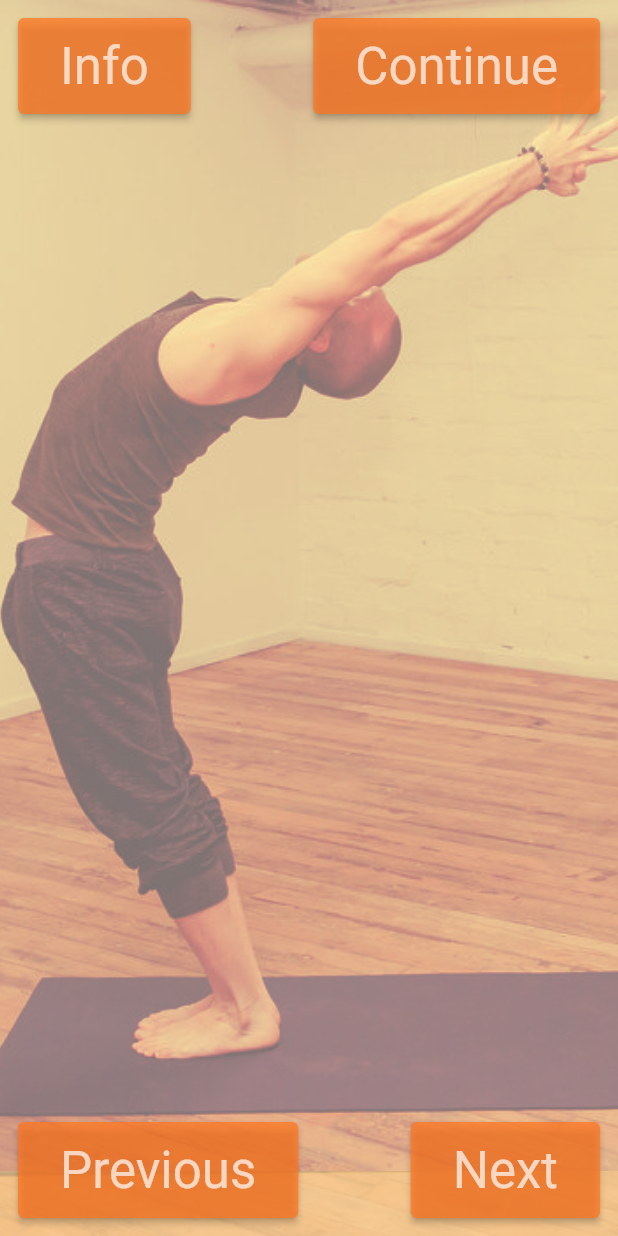
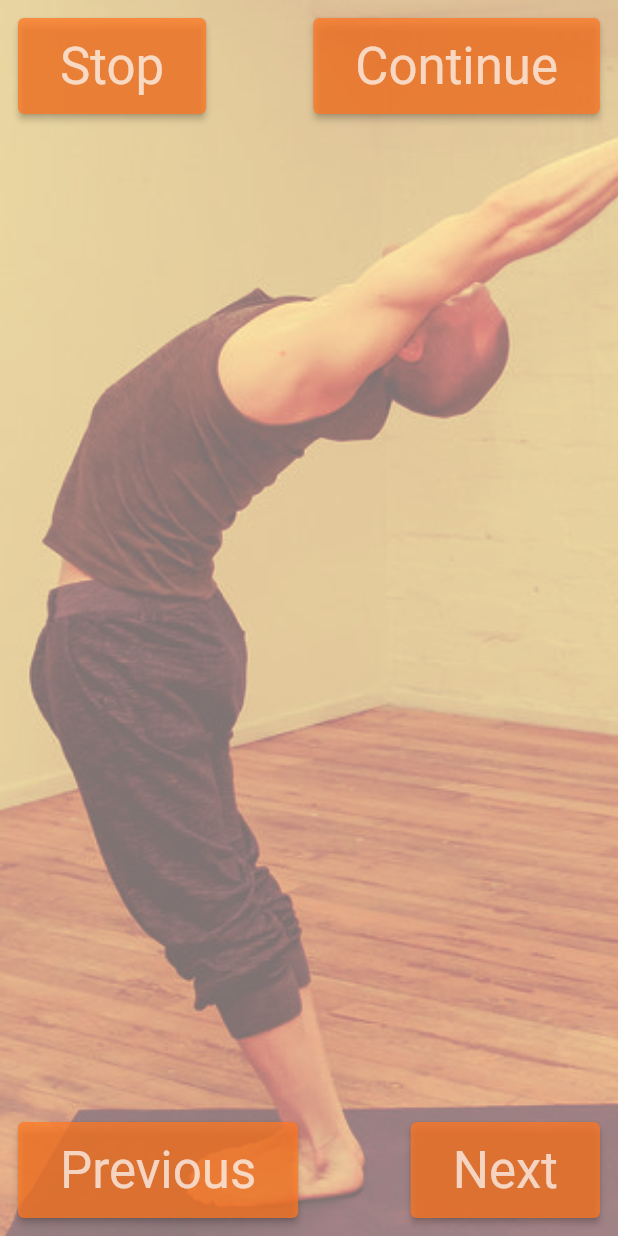
Before and after one commit to michalporeba/surya_namaskar, a Flutter app: the PracticePage screen opened directly, after a tap on "Next", on a phone screen of 412 x 824 dp. Run offline on Flutter 3.47's test engine with Material 2 defaults, Android fonts, the phone set to English and light mode, and no system bars; our stand-ins replace flutter_spinbox, font_awesome_flutter, sleek_circular_slider.

Commit message:
sorting out images on the emulator @

```diff
--- a/lib/optionspage.dart
+++ b/lib/optionspage.dart
@@ -61,7 +61,7 @@ class OptionsPage extends StatelessWidget {
   }
 
   void _setAndStart(BuildContext context) {
-    Navigator.push(context, MaterialPageRoute(
+    Navigator.pushReplacement(context, MaterialPageRoute(
         builder: (context) => const PracticePage()
     ));
   }
--- a/lib/posedetails.dart
+++ b/lib/posedetails.dart
@@ -130,7 +130,7 @@ class PoseList {
     newPose.breathing = 'Normal: full inhalation and slow exhalation';
     newPose.precaution = '-';
     newPose.illustrations = [
-      Illustration('images/pranamasana1.jpg', -1280.0, -300.0, 0.42, 'keralatourism.org'),
+      Illustration('images/pranamasana1.jpg', -1280.0, -260.0, 0.42, 'keralatourism.org'),
       Illustration('images/pranamasana1.jpg', -520.0, 0.0, 0.21, 'keralatourism.org')
     ];
     return newPose;
@@ -152,8 +152,8 @@ class PoseList {
     'Do not bend your knees and elbows. Keep the upper arms'
         'and ears aligned throughout.';
     newPose.illustrations = [
-      Illustration('images/ekam1.jpeg', -250.0, 0.0, 1.17, 'https://newrajayoga.com/'),
-      Illustration('images/pose1.jpg', 0.0, 0.0, 0.44, 'Rama'),
+      Illustration('images/ekam1.jpeg', -280.0, -40.0, 1.4, 'https://newrajayoga.com/'),
+      Illustration('images/pose1.jpg', -50.0, -50.0, 0.55, 'Rama'),
     ];
     return newPose;
   }
@@ -174,8 +174,8 @@ class PoseList {
         'Ensure that your upper arms and the ears are aligned. '
         'Do not bend your knees. Go to the extend your body permits.';
     newPose.illustrations = [
-      Illustration('images/dve2.jpeg', -50.0, 0.0, 1.2, 'https://newrajayoga.com/'),
-      Illustration('images/pose2.jpg', -20.0, 0.0, 0.5, 'keralatourism.org'),
+      Illustration('images/dve2.jpeg', -120.0, -30.0, 1.4, 'https://newrajayoga.com/'),
+      Illustration('images/pose2.jpg', -40.0, -25.0, 0.55, 'keralatourism.org'),
     ];
     return newPose;
   }
@@ -194,7 +194,7 @@ class PoseList {
     newPose.breathing = 'Inhale';
     newPose.precaution = '-';
     newPose.illustrations = [
-      Illustration('images/pose3.jpg', -80.0, 0.0, 0.7, 'Rama'),
+      Illustration('images/pose3.jpg', -80.0, -25.0, 0.8, 'Rama'),
     ];
     return newPose;
   }
@@ -214,7 +214,7 @@ class PoseList {
     newPose.precaution = 'Do not bend or arch up the neck and spine. Position '
         'the shoulders above the palms without bending the elbows.';
     newPose.illustrations = [
-      Illustration('images/pose4.jpg', 0.0, 0.0, 0.25, 'Rama'),
+      Illustration('images/pose4.jpg', -1100.0, -200.0, 0.82, 'Rama'),
     ];
     return newPose;
   }
@@ -237,7 +237,7 @@ class PoseList {
         'Do not disturb the seat in order to reach forehead on '
         'the ground.';
     newPose.illustrations = [
-      Illustration('images/pose5.jpg', 0.0, 0.0, 0.5, 'Rama'),
+      Illustration('images/pose5.jpg', -60.0, -100.0, 0.8, 'Rama'),
     ];
     return newPose;
   }
@@ -255,7 +255,7 @@ class PoseList {
     newPose.breathing = 'Exhale fully and hold the breath.';
     newPose.precaution = ' ';
     newPose.illustrations = [
-      Illustration('images/pose6.jpg', 0.0, 0.0, 0.5, 'Rama'),
+      Illustration('images/pose6.jpg', -950.0, -50.0, 0.8, 'Rama'),
     ];
     return newPose;
   }
@@ -274,7 +274,7 @@ class PoseList {
     newPose.precaution = 'Do not rest the knees on the ground. Straighten '
         'the toes on the floor.';
     newPose.illustrations = [
-      Illustration('images/pose7.jpg', 0.0, 0.0, 0.5, 'Rama'),
+      Illustration('images/pose7.jpg', -900.0, -80.0, 0.8, 'Rama'),
     ];
     return newPose;
   }
@@ -291,7 +291,7 @@ class PoseList {
     newPose.breathing = 'Exhale';
     newPose.precaution = 'Do not bend your elbows and knees.';
     newPose.illustrations = [
-      Illustration('images/pose8.jpg', 0.0, 0.0, 0.5, 'Rama'),
+      Illustration('images/pose8.jpg', -980.0, -330.0, 1, 'Rama'),
     ];
     return newPose;
   }
@@ -314,7 +314,7 @@ class PoseList {
         'Do not disturb the seat in order to make the forehead '
         'touch the ground.';
     newPose.illustrations = [
-      Illustration('images/pose9.jpg', 0.0, 0.0, 0.5, 'Rama'),
+      Illustration('images/pose9.jpg', -60.0, -80.0, 0.8, 'Rama'),
     ];
     return newPose;
   }
@@ -336,7 +336,7 @@ class PoseList {
     newPose.precaution = 'Palms and the right foot should be in the same line. '
         'Do not look down or bend your neck.';
     newPose.illustrations = [
-      Illustration('images/pose10.jpg', 0.0, 0.0, 0.5, 'Rama'),
+      Illustration('images/pose10.jpg', -700.0, -25.0, 0.7, 'Rama'),
     ];
     return newPose;
   }
@@ -356,7 +356,7 @@ class PoseList {
         'Ensure that your arms and the ears are aligned. Do not'
         ' bend your knees.';
     newPose.illustrations = [
-      Illustration('images/pose11.jpg', 0.0, 0.0, 0.5, 'Rama'),
+      Illustration('images/pose11.jpg', -80.0, -25.0, 0.45, 'Rama'),
     ];
     return newPose;
   }
@@ -373,7 +373,7 @@ class PoseList {
     newPose.breathing = 'Inhale';
     newPose.precaution = 'Do not stiffen the body, be relaxed.';
     newPose.illustrations = [
-      Illustration('images/pose12.jpg', 0.0, 0.0, 0.5, 'Rama'),
+      Illustration('images/pose12.jpg', -50.0, -25.0, 0.6, 'Rama'),
     ];
     return newPose;
   }
--- a/lib/practicepage.dart
+++ b/lib/practicepage.dart
@@ -63,12 +63,12 @@ class _PoseScreenState extends State<PoseScreen> {
   Widget build(BuildContext context) {
     return Stack(
       children: [
-        Image(
-          image: AssetImage(illustration.image),
-          fit: BoxFit.cover,
-          height: double.infinity,
-          width: double.infinity,
-        ),
+        //Image(
+        //  image: AssetImage(illustration.image),
+        //  fit: BoxFit.cover,
+        //  height: double.infinity,
+        //  width: double.infinity,
+        //),
         GestureDetector(
           onTap: () => setState(() {isPaused = true;}),
           child: InteractiveViewer(
@@ -97,7 +97,9 @@ class _PoseScreenState extends State<PoseScreen> {
               ? Row(children: [
               Padding(
                 padding: const EdgeInsets.all(0),
-                child: YogaButton(isPrimary: true, label: 'Info', onPressed: (){})
+                child: YogaButton(isPrimary: true, label: 'Stop', onPressed: (){
+                  Navigator.pop(context);
+                })
               ),
               Spacer(),
               Padding(
@@ -163,7 +165,7 @@ class _PoseScreenState extends State<PoseScreen> {
 
     setState(() {
       currentPose = pose;
-      illustration = pose.illustrations[currentStep ~/ 12 % pose.illustrations.length];
+      illustration = pose.illustrations[(currentStep ~/ 12 % pose.illustrations.length)];
     });
 
     if (pose.illustrations.isNotEmpty) {
```
